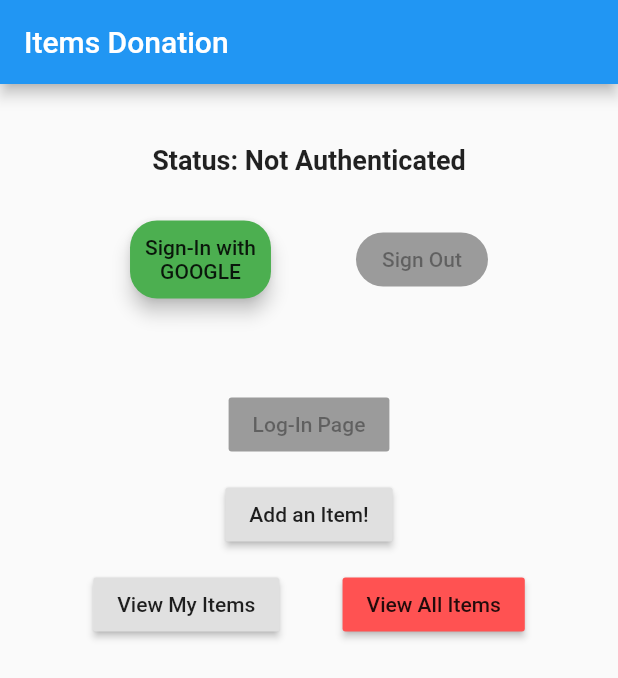
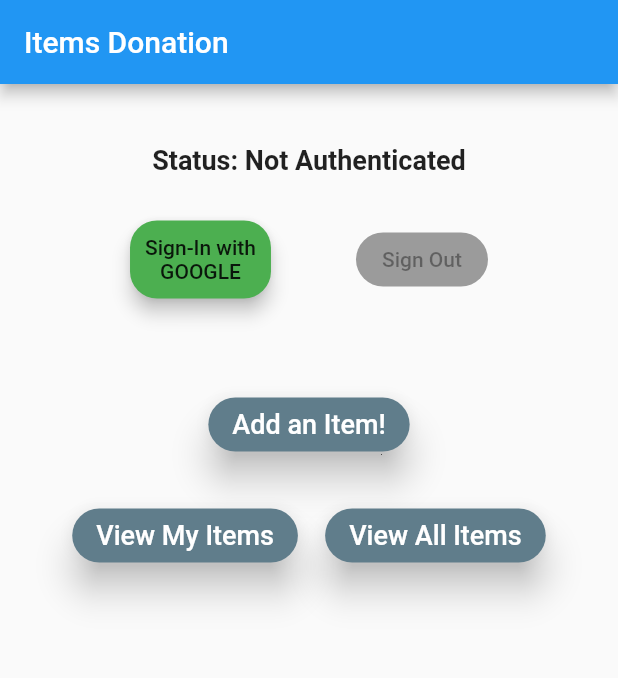
Before and after one commit to terjnh/itemdonatestore, a Flutter app: the screen it shows after launch, on a phone screen of 412 x 824 dp. Shown: the top 678 px of the screen. Run offline on Flutter 3.47's test engine with Material 2 defaults, Android fonts, the phone set to English and light mode, and no system bars; our stand-ins replace firebase_auth, firebase_core, firebase_database, firebase_storage, google_sign_in; accounts and stored records are empty; statements that could not run were skipped.

Commit message:
Merge branch 'master' of https://github.com/terjnh/itemdonatestore
# Please enter a commit message to explain why this merge is necessary,
# especially if it merges an updated upstream into a topic branch.
#
# Lines starting with '#' will be ignored, and an empty message aborts
# the commit.

```diff
--- a/lib/screens/home.dart
+++ b/lib/screens/home.dart
@@ -145,51 +145,66 @@ class _HomeState extends State<Home> {
                   ],
                 ),
               ),),
+//              Center(child: Container(
+//                padding: EdgeInsets.fromLTRB(10.0, 50.0, 10.0, 0.0),
+//                child: new Row(
+//                  mainAxisAlignment: MainAxisAlignment.spaceEvenly,
+//                  crossAxisAlignment: CrossAxisAlignment.center,
+//                  children: <Widget>[
+//                    new RaisedButton(
+//                      onPressed: null,
+//                      child: new Text('Log-In Page'),
+//                    ),
+//                  ],
+//                ),
+//              ),),
               Center(child: Container(
-                padding: EdgeInsets.fromLTRB(10.0, 50.0, 10.0, 0.0),
+                padding: EdgeInsets.fromLTRB(10.0, 50.0, 10.0, 10.0),
                 child: new Row(
                   mainAxisAlignment: MainAxisAlignment.spaceEvenly,
                   crossAxisAlignment: CrossAxisAlignment.center,
                   children: <Widget>[
                     new RaisedButton(
-                      onPressed: null,
-                      child: new Text('Log-In Page'),
+                      shape: RoundedRectangleBorder( borderRadius: BorderRadius.circular(20.0), ),
+                      elevation: 10.0,
+                      onPressed: (){Navigator.of(context).pushNamed('/AddItem');},
+                      child: new Text('Add an Item!', style: new TextStyle(fontSize: 18.0, color: Colors.white)),
+                      color: Colors.blueGrey,
                     ),
                   ],
                 ),
               ),),
+
               Center(child: Container(
-                padding: EdgeInsets.all(12.0),
+                padding: EdgeInsets.fromLTRB(10.0, 16.0, 10.0, 10.0),
                 child: new Row(
                   mainAxisAlignment: MainAxisAlignment.spaceEvenly,
                   crossAxisAlignment: CrossAxisAlignment.center,
                   children: <Widget>[
                     new RaisedButton(
-                      onPressed: (){Navigator.of(context).pushNamed('/AddItem');},
-                      child: new Text('Add an Item!'),
+                      shape: RoundedRectangleBorder( borderRadius: BorderRadius.circular(20.0),),
+                      elevation: 10.0,
+                      onPressed: (){
+                        Navigator.of(context).pushNamed('/RetrieveItems');
+                        _manageUser(global.username);
+                      },
+                      child: new Text('View My Items', style: new TextStyle(fontSize: 18.0, color: Colors.white)),
+                      color: Colors.blueGrey,
+                    ),
+                    new RaisedButton(
+                      shape: RoundedRectangleBorder( borderRadius: BorderRadius.circular(20.0),),
+                      elevation: 10.0,
+                      onPressed: (){
+                        Navigator.of(context).pushNamed('/RetrieveAllItems');
+                        _manageUser(global.username);
+                      },
+                      child: new Text('View All Items', style: new TextStyle(fontSize: 18.0, color: Colors.white)),
+                      color: Colors.blueGrey,
                     ),
                   ],
                 ),
               ),),
-              new Row(
-                mainAxisAlignment: MainAxisAlignment.spaceEvenly,
-                crossAxisAlignment: CrossAxisAlignment.center,
-                children: <Widget>[
-                  new RaisedButton(
-                    onPressed: (){
-                      Navigator.of(context).pushNamed('/RetrieveItems');
-                      _manageUser(global.username);
-                    },
-                    child: new Text('View My Items'),),
-                  new RaisedButton(
-                    onPressed: (){
-                      Navigator.of(context).pushNamed('/RetrieveAllItems');
-                      _manageUser(global.username);
-                    },
-                    child: new Text('View All Items'),
-                    color: Colors.redAccent,),
-                ],
-              ),
+
             ],
           ),
         ),
--- a/images/updates.txt
+++ b/updates.txt
@@ -5,7 +5,8 @@ TODO: Beautify UI
  - Starting with home page (4 May 2020)
 */
 
-
+Update (4 May 2020):
+- Changed RaisedButton UI Style for Home Screen
 
 Alternative way of approaching login with fancier UI
 - Create a sign-in page separate from the home-page (test google sign-in function):
```
